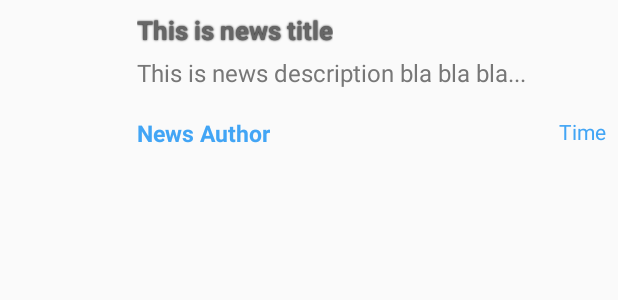
After one commit to riza1999/imergency-latest, an Android app: the layout list_row_news.xml on its own in the app's theme, with its tools: preview values and no code run, on a phone screen of 412 x 824 dp. The commit adds this screen. Shown: the top 300 px of the screen. Run offline under Robolectric (Android 15) with nearby library versions, the phone set to English and light mode, and no system bars.

Commit message:
Feature News

```diff
--- a/app/build.gradle
+++ b/app/build.gradle
@@ -47,4 +47,7 @@ dependencies {
     implementation 'com.jaeger.statusbarutil:library:1.5.1'
     implementation 'com.gauravbhola.ripplepulsebackground:library:1.0.0'
     implementation 'com.android.volley:volley:1.1.1'
+
+    implementation 'com.squareup.picasso:picasso:2.5.2'
+    implementation 'com.ss.bannerslider:bannerslider:2.0.0'
 }
--- a/app/src/main/AndroidManifest.xml
+++ b/app/src/main/AndroidManifest.xml
@@ -47,7 +47,11 @@
             android:name=".ui.LoginActivity"
             android:theme="@style/AppTheme.NoActionBar" />
         <activity
-            android:name=".ui.SplashActivity"
+            android:name=".ui.news.NewsDetail"
+            android:screenOrientation="portrait"
+            android:theme="@style/AppTheme.NoActionBar" />
+        <activity
+            android:name=".SplashActivity"
             android:theme="@style/AppTheme.NoActionBar">
             <intent-filter>
                 <action android:name="android.intent.action.MAIN" />
--- a/app/src/main/java/com/umn/imergency/ui/MainActivity.java
+++ b/app/src/main/java/com/umn/imergency/ui/MainActivity.java
@@ -44,7 +44,7 @@ public class MainActivity extends AppCompatActivity {
         // Passing each menu ID as a set of Ids because each
         // menu should be considered as top level destinations.
         mAppBarConfiguration = new AppBarConfiguration.Builder(
-                R.id.nav_tombol_darurat, R.id.nav_first_aid, R.id.nav_article, R.id.nav_nomor_penting)
+                R.id.nav_tombol_darurat, R.id.nav_first_aid, R.id.nav_article, R.id.nav_nomor_penting,R.id.nav_news)
                 .setDrawerLayout(drawer)
                 .build();
 
--- /dev/null
+++ b/app/src/main/res/layout/list_row_news.xml
@@ -0,0 +1,102 @@
+<LinearLayout xmlns:android="http://schemas.android.com/apk/res/android"
+    android:layout_width="fill_parent"
+    android:layout_height="wrap_content"
+    android:background="@android:color/transparent"
+    android:descendantFocusability="blocksDescendants"
+    android:orientation="horizontal"
+    android:layout_weight="7"
+    android:padding="8dp">
+
+
+    <LinearLayout
+        android:layout_width="wrap_content"
+        android:layout_height="wrap_content"
+        android:orientation="vertical"
+        android:gravity="center"
+        android:padding="4dp">
+
+        <ImageView
+            android:id="@+id/galleryImage"
+            android:layout_width="70dp"
+            android:layout_height="50dp"/>
+    </LinearLayout>
+
+
+
+    <LinearLayout
+        android:layout_width="0dp"
+        android:layout_height="wrap_content"
+        android:orientation="vertical"
+        android:layout_weight="7"
+        android:layout_marginStart="5dp"
+        >
+        <TextView
+            android:id="@+id/title"
+            android:layout_width="wrap_content"
+            android:layout_height="wrap_content"
+            android:shadowColor="#000"
+            android:shadowRadius="1.0"
+            android:textColor="#666666"
+            android:textSize="17sp"
+            android:layout_marginBottom="5dp"
+            android:textStyle="bold"
+            android:maxLines="2"
+            android:scrollHorizontally="true"
+            android:ellipsize="end"
+            android:text="This is news title"/>
+
+        <TextView
+            android:id="@+id/sdetails"
+            android:layout_width="wrap_content"
+            android:layout_height="wrap_content"
+            android:textColor="#777777"
+            android:textSize="16sp"
+            android:maxLines="2"
+            android:minLines="2"
+            android:scrollHorizontally="true"
+            android:ellipsize="end"
+            android:text="This is news description bla bla bla..."/>
+
+
+
+        <LinearLayout
+            android:layout_width="match_parent"
+            android:layout_height="wrap_content"
+            android:orientation="horizontal"
+            android:weightSum="1">
+
+            <LinearLayout
+                android:layout_width="0dp"
+                android:layout_height="wrap_content"
+                android:layout_weight="1"
+                android:orientation="horizontal">
+
+                <TextView
+                    android:id="@+id/author"
+                    android:textSize="15sp"
+                    android:textColor="#42A5F5"
+                    android:layout_width="wrap_content"
+                    android:layout_height="wrap_content"
+                    android:textStyle="bold"
+                    android:text="News Author"/>
+
+            </LinearLayout>
+
+
+            <TextView
+                android:id="@+id/time"
+                android:gravity="end"
+                android:textSize="14sp"
+                android:textColor="#42A5F5"
+                android:layout_width="wrap_content"
+                android:layout_height="wrap_content"
+                android:text="Time"/>
+        </LinearLayout>
+
+
+
+    </LinearLayout>
+
+
+
+</LinearLayout>
--- a/app/src/main/res/menu/activity_main_drawer.xml
+++ b/app/src/main/res/menu/activity_main_drawer.xml
@@ -21,7 +21,7 @@
             android:title="Pertolongan Pertama" />
 
         <item
-            android:id="@+id/nav_article"
+            android:id="@+id/nav_news"
             android:checked="false"
             android:icon="@drawable/ic_article"
             android:title="Artikel / Berita"/>
```
Also changed, not shown: app/src/main/java/com/umn/imergency/Function.java (added, +72 -0 lines), app/src/main/java/com/umn/imergency/ui/news/ListNewsAdapter.java (added, +104 -0 lines), app/src/main/java/com/umn/imergency/ui/news/NewsDetail.java (added, +81 -0 lines), app/src/main/java/com/umn/imergency/ui/news/NewsFragment.java (added, +126 -0 lines), app/src/main/res/layout/activity_detail_news.xml (added, +39 -0 lines), app/src/main/res/layout/fragment_news.xml (added, +55 -0 lines), app/src/main/res/navigation/mobile_navigation.xml (+5 -4 lines), app/src/main/res/drawable/no_img.jpg (added).
